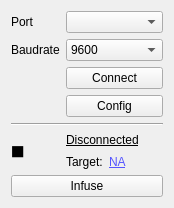
The window that WidgetPump.ui (AGuilbault/Microcal) describes before a commit, drawn with Qt 5.
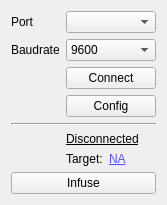
The same window after the commit.

```diff
--- a/WidgetPump.ui
+++ b/WidgetPump.ui
@@ -6,8 +6,8 @@
    <rect>
     <x>0</x>
     <y>0</y>
-    <width>174</width>
-    <height>203</height>
+    <width>167</width>
+    <height>200</height>
    </rect>
   </property>
   <property name="windowTitle">
@@ -181,26 +181,12 @@
    </item>
    <item row="5" column="0" rowspan="2">
     <widget class="QLabel" name="ico_state">
-     <property name="sizePolicy">
-      <sizepolicy hsizetype="Preferred" vsizetype="Preferred">
-       <horstretch>0</horstretch>
-       <verstretch>0</verstretch>
-      </sizepolicy>
-     </property>
      <property name="minimumSize">
       <size>
-       <width>44</width>
-       <height>37</height>
+       <width>32</width>
+       <height>32</height>
       </size>
      </property>
-     <property name="font">
-      <font>
-       <pointsize>20</pointsize>
-      </font>
-     </property>
-     <property name="text">
-      <string>⏹</string>
-     </property>
     </widget>
    </item>
   </layout>
```
